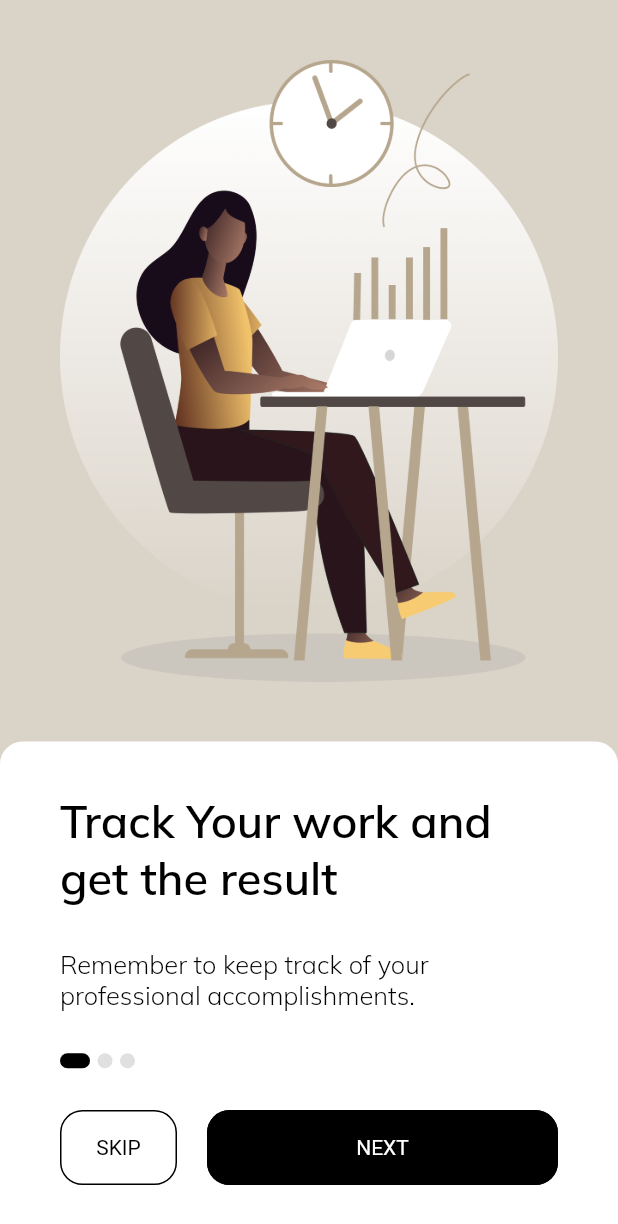
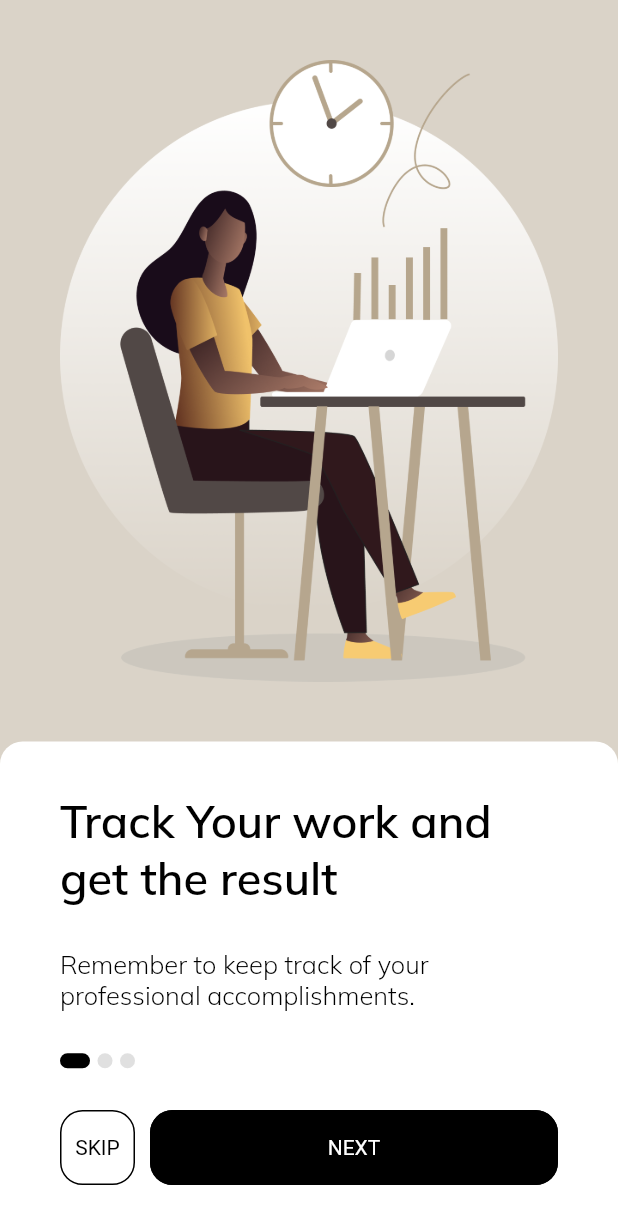
Before and after one commit to aliazimoshan/dongi, a Flutter app: the screen it shows after launch, on a phone screen of 412 x 824 dp. Shown: the top 1224 px of the screen. Run offline on Flutter 3.47's test engine with Material 2 defaults, Android fonts, the light colour scheme and no system bars; our stand-ins replace hooks_riverpod.

Commit message:
remove padding of buttons | change space between button to 10

```diff
--- a/lib/app/onboarding/onboarding_widget.dart
+++ b/lib/app/onboarding/onboarding_widget.dart
@@ -50,7 +50,8 @@ class OnboardingWidget {
           )
         : Row(
             children: [
-              Expanded(
+              SizedBox(
+                width: 50,
                 child: BorderedButton(
                   title: "SKIP",
                   onPressed: () {
@@ -62,7 +63,7 @@ class OnboardingWidget {
                   },
                 ),
               ),
-              const SizedBox(width: 20),
+              const SizedBox(width: 10),
               Expanded(
                 flex: 3,
                 child: NormalButton(
--- a/lib/widgets/button/button.dart
+++ b/lib/widgets/button/button.dart
@@ -30,6 +30,7 @@ class ButtonModel extends StatelessWidget {
             side: BorderSide(color: borderColor ?? Colors.black),
           ),
           elevation: 0,
+          padding: EdgeInsets.zero,
           //padding: const EdgeInsets.symmetric(
           //  horizontal: 15,
           //  vertical: 15,
```
